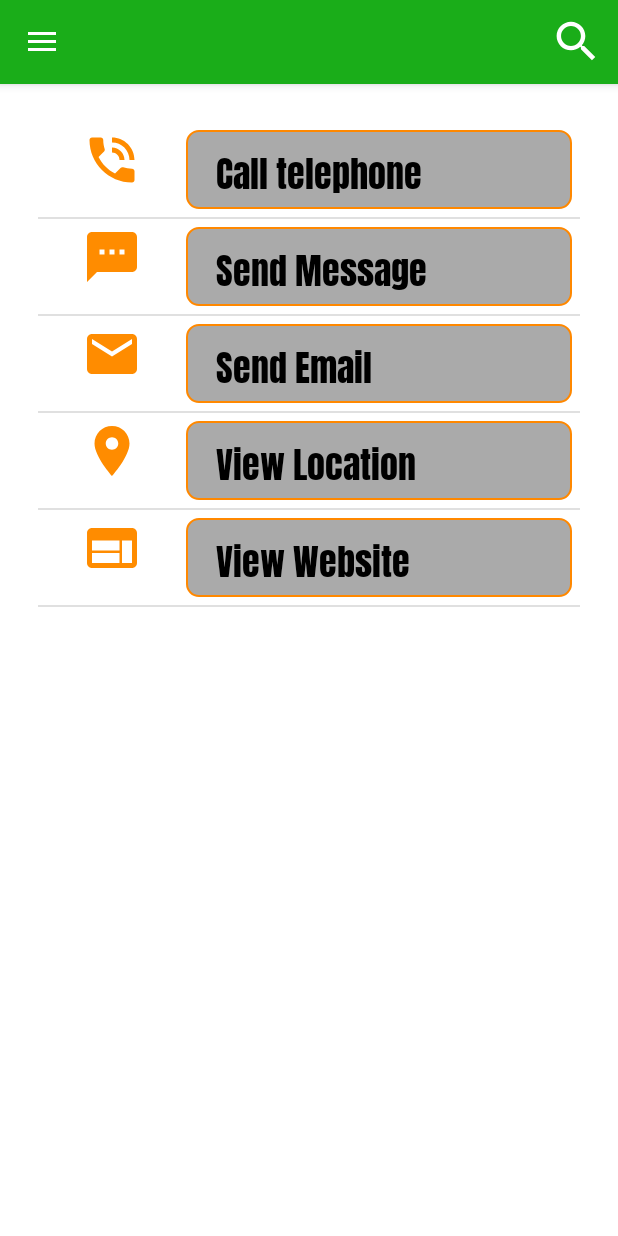
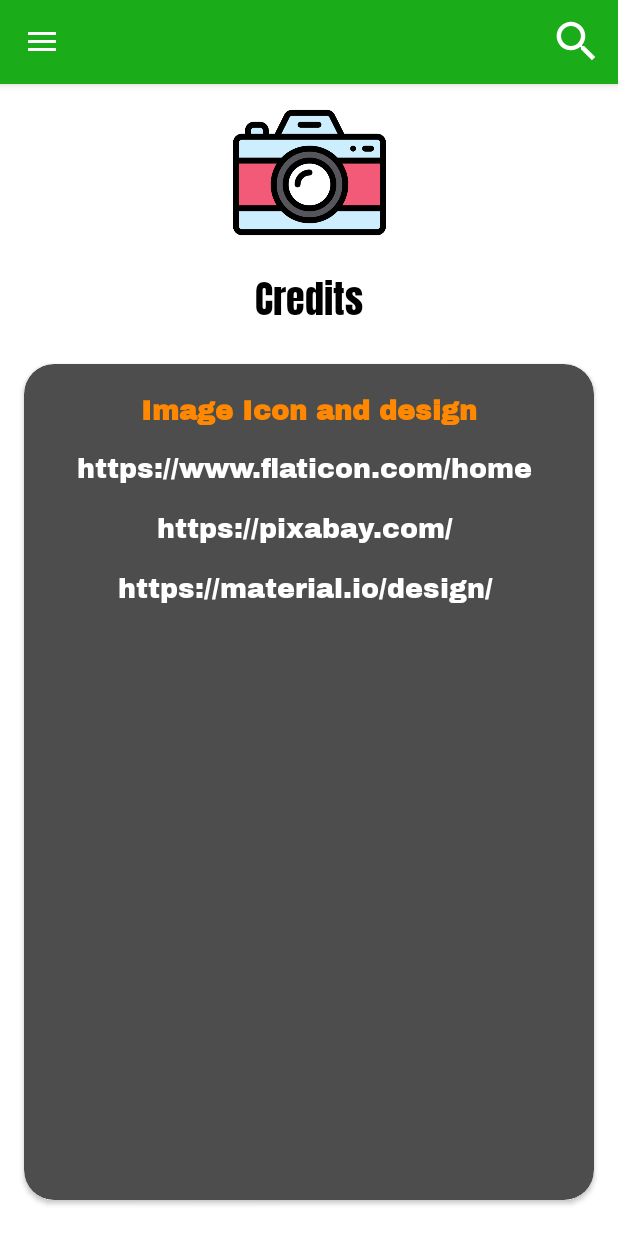
Before and after one commit to JianqinWang01/Inventory-App, an Android app: the screen it shows after launch (MainActivity), in the side drawer, after a tap on "Credit", on a phone screen of 412 x 824 dp. Run offline under Robolectric (Android 15) with nearby library versions, the phone set to English and light mode, and no system bars; our stand-ins replace Picasso, Volley; plain views replace MaterialSearchView; pictures from the network do not load; Roboto replaces fonts that are not available here.

Commit message:
#46 Initial commit for Credit Screen

```diff
--- /dev/null
+++ b/app/src/main/java/com/example/wjqcau/inventory/CreditFragment.java
@@ -0,0 +1,177 @@
+package com.example.wjqcau.inventory;
+
+import android.content.Context;
+import android.net.Uri;
+import android.os.Bundle;
+import android.support.v4.app.Fragment;
+import android.support.v4.app.FragmentManager;
+import android.support.v4.app.FragmentPagerAdapter;
+import android.support.v4.view.ViewPager;
+import android.view.LayoutInflater;
+import android.view.View;
+import android.view.ViewGroup;
+
+
+/**
+ * A simple {@link Fragment} subclass.
+ * Activities that contain this fragment must implement the
+ * {@link CreditFragment.OnFragmentInteractionListener} interface
+ * to handle interaction events.
+ * Use the {@link CreditFragment#newInstance} factory method to
+ * create an instance of this fragment.
+ */
+public class CreditFragment extends Fragment {
+    // TODO: Rename parameter arguments, choose names that match
+    // the fragment initialization parameters, e.g. ARG_ITEM_NUMBER
+    private static final String ARG_PARAM1 = "param1";
+    private static final String ARG_PARAM2 = "param2";
+
+    // TODO: Rename and change types of parameters
+    private String mParam1;
+    private String mParam2;
+
+    private OnFragmentInteractionListener mListener;
+
+    public CreditFragment() {
+        // Required empty public constructor
+    }
+
+    /**
+     * Use this factory method to create a new instance of
+     * this fragment using the provided parameters.
+     *
+     * @param param1 Parameter 1.
+     * @param param2 Parameter 2.
+     * @return A new instance of fragment CreditFragment.
+     */
+    // TODO: Rename and change types and number of parameters
+    public static CreditFragment newInstance(String param1, String param2) {
+        CreditFragment fragment = new CreditFragment();
+        Bundle args = new Bundle();
+        args.putString(ARG_PARAM1, param1);
+        args.putString(ARG_PARAM2, param2);
+        fragment.setArguments(args);
+        return fragment;
+    }
+
+    @Override
+    public void onCreate(Bundle savedInstanceState) {
+        super.onCreate(savedInstanceState);
+        if (getArguments() != null) {
+            mParam1 = getArguments().getString(ARG_PARAM1);
+            mParam2 = getArguments().getString(ARG_PARAM2);
+        }
+        MainActivity.addCategoryImage.setVisibility(View.INVISIBLE);
+    }
+
+    @Override
+    public View onCreateView(LayoutInflater inflater, ViewGroup container,
+                             Bundle savedInstanceState) {
+       View view=inflater.inflate(R.layout.fragment_credit, container, false);
+
+        ViewPager creditViewPager=view.findViewById(R.id.credits_viewpager);
+        CustomAdpter adpter=new CustomAdpter(getChildFragmentManager());
+        creditViewPager.setAdapter(adpter);
+        creditViewPager.setPageTransformer(true,new CreditDepthPageTransformer());
+
+        return view;
+    }
+    public class CustomAdpter extends FragmentPagerAdapter{
+
+        public CustomAdpter(FragmentManager fm) {
+            super(fm);
+        }
+
+        @Override
+        public Fragment getItem(int i) {
+            switch (i){
+                case 0: return CreditItemFragment.newInstance(getString(R.string.credits_header_image),getString(R.string.credits_image_description));
+                case 1: return CreditItemFragment.newInstance(getString(R.string.credits_header_api),getString(R.string.credits_api_description));
+                default:return CreditItemFragment.newInstance(getString(R.string.credits_header_github),getString(R.string.credits_github_description));
+
+            }
+
+
+
+        }
+        @Override
+        public int getCount() {
+            return 3;
+        }
+    }
+    public class CreditDepthPageTransformer implements ViewPager.PageTransformer {
+        private static final float MIN_SCALE = 0.75f;
+
+        public void transformPage(View view, float position) {
+            int pageWidth = view.getWidth();
+
+            if (position < -1) { // [-Infinity,-1)
+                // This page is way off-screen to the left.
+                view.setAlpha(0f);
+
+            } else if (position <= 0) { // [-1,0]
+                // Use the default slide transition when moving to the left page
+                view.setAlpha(1f);
+                view.setTranslationX(0f);
+                view.setScaleX(1f);
+                view.setScaleY(1f);
+
+            } else if (position <= 1) { // (0,1]
+                // Fade the page out.
+                view.setAlpha(1 - position);
+
+                // Counteract the default slide transition
+                view.setTranslationX(pageWidth * -position);
+
+                // Scale the page down (between MIN_SCALE and 1)
+                float scaleFactor = MIN_SCALE
+                        + (1 - MIN_SCALE) * (1 - Math.abs(position));
+                view.setScaleX(scaleFactor);
+                view.setScaleY(scaleFactor);
+
+            } else { // (1,+Infinity]
+                // This page is way off-screen to the right.
+                view.setAlpha(0f);
+            }
+        }
+    }
+
+    // TODO: Rename method, update argument and hook method into UI event
+    public void onButtonPressed(Uri uri) {
+        if (mListener != null) {
+            mListener.onFragmentInteraction(uri);
+        }
+    }
+
+    @Override
+    public void onAttach(Context context) {
+        super.onAttach(context);
+        if (context instanceof OnFragmentInteractionListener) {
+            mListener = (OnFragmentInteractionListener) context;
+        } else {
+            throw new RuntimeException(context.toString()
+                    + " must implement OnFragmentInteractionListener");
+        }
+    }
+
+    @Override
+    public void onDetach() {
+        super.onDetach();
+        mListener = null;
+    }
+
+    /**
+     * This interface must be implemented by activities that contain this
+     * fragment to allow an interaction in this fragment to be communicated
+     * to the activity and potentially other fragments contained in that
+     * activity.
+     * <p>
+     * See the Android Training lesson <a href=
+     * "http://developer.android.com/training/basics/fragments/communicating.html"
+     * >Communicating with Other Fragments</a> for more information.
+     */
+    public interface OnFragmentInteractionListener {
+        // TODO: Update argument type and name
+        void onFragmentInteraction(Uri uri);
+    }
+}
--- /dev/null
+++ b/app/src/main/java/com/example/wjqcau/inventory/CreditItemFragment.java
@@ -0,0 +1,118 @@
+package com.example.wjqcau.inventory;
+
+import android.content.Context;
+import android.net.Uri;
+import android.os.Bundle;
+import android.support.v4.app.Fragment;
+import android.text.Html;
+import android.view.LayoutInflater;
+import android.view.View;
+import android.view.ViewGroup;
+import android.widget.TextView;
+
+
+/**
+ * A simple {@link Fragment} subclass.
+ * Activities that contain this fragment must implement the
+ * {@link CreditItemFragment.OnFragmentInteractionListener} interface
+ * to handle interaction events.
+ * Use the {@link CreditItemFragment#newInstance} factory method to
+ * create an instance of this fragment.
+ */
+public class CreditItemFragment extends Fragment {
+    // TODO: Rename parameter arguments, choose names that match
+    // the fragment initialization parameters, e.g. ARG_ITEM_NUMBER
+    private static final String ARG_PARAM1 = "param1";
+    private static final String ARG_PARAM2 = "param2";
+
+    // TODO: Rename and change types of parameters
+    private String mParam1;
+    private String mParam2;
+
+    private OnFragmentInteractionListener mListener;
+
+    public CreditItemFragment() {
+        // Required empty public constructor
+    }
+
+    /**
+     * Use this factory method to create a new instance of
+     * this fragment using the provided parameters.
+     *
+     * @param param1 Parameter 1.
+     * @param param2 Parameter 2.
+     * @return A new instance of fragment CreditItemFragment.
+     */
+    // TODO: Rename and change types and number of parameters
+    public static CreditItemFragment newInstance(String param1, String param2) {
+        CreditItemFragment fragment = new CreditItemFragment();
+        Bundle args = new Bundle();
+        args.putString(ARG_PARAM1, param1);
+        args.putString(ARG_PARAM2, param2);
+        fragment.setArguments(args);
+        return fragment;
+    }
+
+    @Override
+    public void onCreate(Bundle savedInstanceState) {
+        super.onCreate(savedInstanceState);
+        if (getArguments() != null) {
+            mParam1 = getArguments().getString(ARG_PARAM1);
+            mParam2 = getArguments().getString(ARG_PARAM2);
+        }
+    }
+
+    @Override
+    public View onCreateView(LayoutInflater inflater, ViewGroup container,
+                             Bundle savedInstanceState) {
+        // Inflate the layout for this fragment
+        View view=inflater.inflate(R.layout.fragment_credit_item, container, false);
+
+        TextView header=view.findViewById(R.id.creditHeader);
+        TextView description=view.findViewById(R.id.creditDescription);
+       if(mParam1!=null) header.setText(mParam1);
+       if(mParam2!=null) description.setText(Html.fromHtml(mParam2));
+
+
+        return view;
+    }
+
+    // TODO: Rename method, update argument and hook method into UI event
+    public void onButtonPressed(Uri uri) {
+        if (mListener != null) {
+            mListener.onFragmentInteraction(uri);
+        }
+    }
+
+    @Override
+    public void onAttach(Context context) {
+        super.onAttach(context);
+        if (context instanceof OnFragmentInteractionListener) {
+            mListener = (OnFragmentInteractionListener) context;
+        } else {
+            throw new RuntimeException(context.toString()
+                    + " must implement OnFragmentInteractionListener");
+        }
+    }
+
+    @Override
+    public void onDetach() {
+        super.onDetach();
+        mListener = null;
+    }
+
+    /**
+     * This interface must be implemented by activities that contain this
+     * fragment to allow an interaction in this fragment to be communicated
+     * to the activity and potentially other fragments contained in that
+     * activity.
+     * <p>
+     * See the Android Training lesson <a href=
+     * "http://developer.android.com/training/basics/fragments/communicating.html"
+     * >Communicating with Other Fragments</a> for more information.
+     */
+    public interface OnFragmentInteractionListener {
+        // TODO: Update argument type and name
+        void onFragmentInteraction(Uri uri);
+    }
+}
--- a/app/src/main/java/com/example/wjqcau/inventory/MainActivity.java
+++ b/app/src/main/java/com/example/wjqcau/inventory/MainActivity.java
@@ -30,7 +30,9 @@ public class MainActivity extends AppCompatActivity
         SearchFragment.OnFragmentInteractionListener,
         PriceReferFragment.OnFragmentInteractionListener,
          StockWarningFragment.OnFragmentInteractionListener,
-         ContactFragment.OnFragmentInteractionListener{
+         ContactFragment.OnFragmentInteractionListener,
+         CreditFragment.OnFragmentInteractionListener,
+         CreditItemFragment.OnFragmentInteractionListener{
     FragmentManager fm;
 //    public static ActionBar actionBar;
    public static AddProductFragment addProductFragment;
@@ -151,6 +153,8 @@ public class MainActivity extends AppCompatActivity
          transaction.replace(R.id.content,new ContactFragment());
 
         } else if (id == R.id.nav_credit) {
+            transaction.addToBackStack(null);
+            transaction.replace(R.id.content,new CreditFragment());
 
         } else if (id == R.id.nav_setting) {
 
--- /dev/null
+++ b/app/src/main/res/layout/fragment_credit.xml
@@ -0,0 +1,57 @@
+<?xml version="1.0" encoding="utf-8"?>
+<android.support.constraint.ConstraintLayout xmlns:android="http://schemas.android.com/apk/res/android"
+    xmlns:app="http://schemas.android.com/apk/res-auto"
+    xmlns:tools="http://schemas.android.com/tools"
+    android:layout_width="match_parent"
+    android:layout_height="match_parent"
+
+    tools:context=".CreditFragment">
+
+    <ImageView
+        android:id="@+id/creditsIV"
+        android:layout_width="wrap_content"
+        android:layout_height="102dp"
+        android:layout_marginStart="8dp"
+        android:layout_marginTop="8dp"
+        android:layout_marginEnd="8dp"
+        android:layout_marginBottom="8dp"
+        android:adjustViewBounds="true"
+        android:src="@drawable/camera"
+
+        app:layout_constraintEnd_toEndOf="parent"
+        app:layout_constraintStart_toStartOf="parent"
+        app:layout_constraintTop_toTopOf="parent" />
+
+    <TextView
+        android:id="@+id/credits_title"
+        android:layout_width="wrap_content"
+        android:layout_height="wrap_content"
+        android:layout_marginStart="8dp"
+        android:layout_marginTop="8dp"
+        android:layout_marginEnd="8dp"
+        android:fontFamily="@font/anton"
+        android:text="@string/credits_title"
+        android:textColor="@android:color/black"
+        android:textSize="25sp"
+        app:layout_constraintEnd_toEndOf="parent"
+        app:layout_constraintHorizontal_bias="0.501"
+        app:layout_constraintStart_toStartOf="parent"
+        app:layout_constraintTop_toBottomOf="@+id/creditsIV" />
+
+
+    <android.support.v4.view.ViewPager
+        android:id="@+id/credits_viewpager"
+        android:layout_width="match_parent"
+        android:layout_height="0dp"
+        android:layout_marginStart="8dp"
+        android:layout_marginTop="8dp"
+        android:layout_marginEnd="8dp"
+        android:layout_marginBottom="8dp"
+        android:visibility="visible"
+        app:layout_constraintBottom_toBottomOf="parent"
+        app:layout_constraintEnd_toEndOf="parent"
+        app:layout_constraintHorizontal_bias="0.0"
+        app:layout_constraintStart_toStartOf="parent"
+        app:layout_constraintTop_toBottomOf="@+id/credits_title" />
+
+</android.support.constraint.ConstraintLayout>
--- /dev/null
+++ b/app/src/main/res/layout/fragment_credit_item.xml
@@ -0,0 +1,84 @@
+<?xml version="1.0" encoding="utf-8"?>
+<android.support.constraint.ConstraintLayout
+    xmlns:android="http://schemas.android.com/apk/res/android"
+    xmlns:app="http://schemas.android.com/apk/res-auto"
+    xmlns:tools="http://schemas.android.com/tools"
+    android:layout_width="match_parent"
+    android:layout_height="match_parent"
+    tools:context=".CreditItemFragment"
+    tools:layout_editor_absoluteY="25dp">
+
+    <android.support.v7.widget.CardView
+        android:layout_width="match_parent"
+        android:layout_height="0dp"
+        android:layout_marginStart="8dp"
+        android:layout_marginTop="16dp"
+        android:layout_marginEnd="8dp"
+        android:layout_marginBottom="16dp"
+        app:cardBackgroundColor="@color/colorDialogChoice"
+        app:cardCornerRadius="20dp"
+        app:layout_constraintBottom_toBottomOf="parent"
+        app:layout_constraintEnd_toEndOf="parent"
+        app:layout_constraintStart_toStartOf="parent"
+        app:layout_constraintTop_toTopOf="parent">
+
+        <LinearLayout
+            android:layout_width="match_parent"
+            android:layout_height="match_parent"
+            android:orientation="vertical">
+
+            <ScrollView
+                android:id="@+id/scrollView"
+                android:layout_width="match_parent"
+                android:layout_height="match_parent"
+
+                android:scrollIndicators="left|right"
+                android:scrollbars="vertical">
+
+                <LinearLayout
+                    android:id="@+id/linerContainer"
+                    android:layout_width="match_parent"
+                    android:layout_height="match_parent"
+                    android:orientation="vertical"
+                    android:paddingLeft="15dp"
+                    android:paddingTop="0dp"
+                    android:paddingRight="15dp">
+
+                    <TextView
+                        android:id="@+id/creditHeader"
+                        android:layout_width="match_parent"
+                        android:layout_height="match_parent"
+                        android:layout_marginStart="8dp"
+                        android:layout_marginTop="20dp"
+                        android:layout_marginEnd="8dp"
+
+                        android:fontFamily="@font/archivo_black"
+                        android:text="Logo Design"
+                        android:textAlignment="center"
+                        android:textColor="@android:color/holo_orange_dark"
+                        android:textSize="18sp"
+                        android:textStyle="bold" />
+
+                    <TextView
+                        android:id="@+id/creditDescription"
+                        android:layout_width="match_parent"
+                        android:layout_height="match_parent"
+                        android:layout_marginStart="8dp"
+                        android:layout_marginTop="16dp"
+                        android:layout_marginEnd="8dp"
+
+                        android:fontFamily="@font/archivo_black"
+
+                        android:paddingBottom="10dp"
+                        android:textAlignment="center"
+                        android:textColor="@android:color/white"
+                        android:textSize="18sp" />
+
+
+                </LinearLayout>
+            </ScrollView>
+        </LinearLayout>
+
+    </android.support.v7.widget.CardView>
+
+</android.support.constraint.ConstraintLayout>
--- a/app/src/main/res/values/strings.xml
+++ b/app/src/main/res/values/strings.xml
@@ -44,4 +44,65 @@
     <string name="contact_location">
        View Location
     </string>
+    <!--
+#############################################################################
+Credits
+-->
+
+    <string name="credits_title">Credits</string>
+    <string name="credits_header_image">Image Icon and design</string>
+    <string name="credits_image_description">
+        <![CDATA[
+            https://www.flaticon.com/home
+            <br/>
+            <br/>
+            https://pixabay.com/
+            <br/>
+            <br/>
+            https://material.io/design/
+            <br/>
+            <br/>
+        ]]>
+    </string>
+    <string name="credits_header_api">API SDK and Techology</string>
+    <string name="credits_api_description">
+         <![CDATA[
+
+                https://developer.walmartlabs.com/io-docs
+                 <br/ ><br/>
+                 <br/ >
+                com.github.PhilJay:MPAndroidChart:v3.1.0-alpha
+                 <br/>
+                 <br/>
+                jp.wasabeef:picasso-transformations:2.1.0
+                <br/>
+                <br/>
+                <b>Developer Technology</b>
+                <br/ >
+                <br/ >
+
+               https://developer.android.com/
+                <br/>
+                <br/>
+                https://stackoverflow.com/
+                <br/>
+                <br/>
+
+
+            ]]>
+    </string>
+    <string name="credits_header_github">GitHub</string>
+    <string name="credits_github_description">
+         <![CDATA[
+
+                 <br/ ><br/>
+                 <br/ >
+               https://github.com/
+                <br/>
+                <br/>
+
+
+            ]]>
+
+    </string>
 </resources>
```
